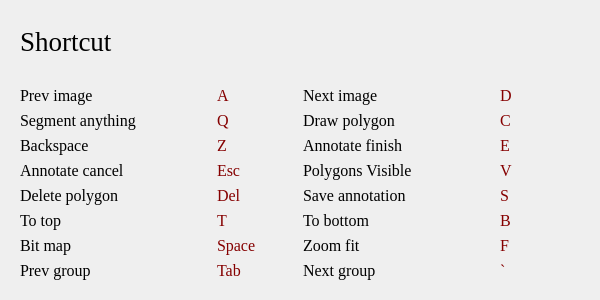
Qt form ISAT/ui/shortcut_dialog.ui (yatengLG/ISAT_with_segment_anything) before a commit.
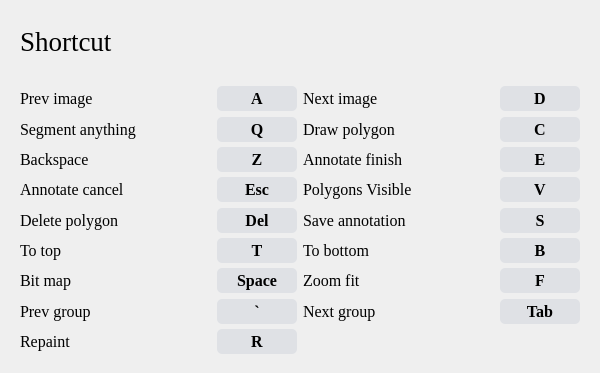
The same form after that commit.

```diff
--- a/ISAT/ui/shortcut_dialog.ui
+++ b/ISAT/ui/shortcut_dialog.ui
@@ -7,7 +7,7 @@
     <x>0</x>
     <y>0</y>
     <width>600</width>
-    <height>300</height>
+    <height>373</height>
    </rect>
   </property>
   <property name="sizePolicy">
@@ -24,8 +24,8 @@
   </property>
   <property name="maximumSize">
    <size>
-    <width>600</width>
-    <height>300</height>
+    <width>1600</width>
+    <height>500</height>
    </size>
   </property>
   <property name="font">
@@ -34,7 +34,7 @@
    </font>
   </property>
   <property name="windowTitle">
-   <string>help</string>
+   <string>Shortcut</string>
   </property>
   <layout class="QVBoxLayout" name="verticalLayout">
    <item>
@@ -85,6 +85,12 @@
      <layout class="QGridLayout" name="gridLayout">
       <item row="0" column="1">
        <widget class="QLabel" name="label_7">
+        <property name="minimumSize">
+         <size>
+          <width>0</width>
+          <height>25</height>
+         </size>
+        </property>
         <property name="maximumSize">
          <size>
           <width>80</width>
@@ -95,52 +101,30 @@
          <font>
           <family>Times New Roman</family>
           <pointsize>12</pointsize>
+          <weight>75</weight>
+          <bold>true</bold>
          </font>
         </property>
         <property name="styleSheet">
-         <string notr="true">color: rgb(133, 0, 0);</string>
+         <string notr="true">background-color: #DFE1E5;
+border-radius :5px;</string>
         </property>
         <property name="text">
          <string>A</string>
         </property>
-       </widget>
-      </item>
-      <item row="0" column="0">
-       <widget class="QLabel" name="label_2">
-        <property name="font">
-         <font>
-          <pointsize>12</pointsize>
-         </font>
-        </property>
-        <property name="text">
-         <string>Prev image</string>
-        </property>
-       </widget>
-      </item>
-      <item row="5" column="1">
-       <widget class="QLabel" name="label_15">
-        <property name="maximumSize">
-         <size>
-          <width>80</width>
-          <height>16777215</height>
-         </size>
-        </property>
-        <property name="font">
-         <font>
-          <family>Times New Roman</family>
-          <pointsize>12</pointsize>
-         </font>
-        </property>
-        <property name="styleSheet">
-         <string notr="true">color: rgb(133, 0, 0);</string>
-        </property>
-        <property name="text">
-         <string>T</string>
+        <property name="alignment">
+         <set>Qt::AlignCenter</set>
         </property>
        </widget>
       </item>
       <item row="0" column="3">
        <widget class="QLabel" name="label_17">
+        <property name="minimumSize">
+         <size>
+          <width>0</width>
+          <height>25</height>
+         </size>
+        </property>
         <property name="maximumSize">
          <size>
           <width>80</width>
@@ -151,64 +135,30 @@
          <font>
           <family>Times New Roman</family>
           <pointsize>12</pointsize>
+          <weight>75</weight>
+          <bold>true</bold>
          </font>
         </property>
         <property name="styleSheet">
-         <string notr="true">color: rgb(133, 0, 0);</string>
+         <string notr="true">background-color: #DFE1E5;
+border-radius :5px;</string>
         </property>
         <property name="text">
          <string>D</string>
         </property>
-       </widget>
-      </item>
-      <item row="6" column="0">
-       <widget class="QLabel" name="label_14">
-        <property name="font">
-         <font>
-          <pointsize>12</pointsize>
-         </font>
-        </property>
-        <property name="text">
-         <string>Bit map</string>
-        </property>
-       </widget>
-      </item>
-      <item row="6" column="1">
-       <widget class="QLabel" name="label_16">
-        <property name="maximumSize">
-         <size>
-          <width>80</width>
-          <height>16777215</height>
-         </size>
-        </property>
-        <property name="font">
-         <font>
-          <family>Times New Roman</family>
-          <pointsize>12</pointsize>
-         </font>
-        </property>
-        <property name="styleSheet">
-         <string notr="true">color: rgb(133, 0, 0);</string>
-        </property>
-        <property name="text">
-         <string>Space</string>
-        </property>
-       </widget>
-      </item>
-      <item row="6" column="2">
-       <widget class="QLabel" name="label_11">
-        <property name="font">
-         <font>
-          <pointsize>12</pointsize>
-         </font>
-        </property>
-        <property name="text">
-         <string>Zoom fit</string>
+        <property name="alignment">
+         <set>Qt::AlignCenter</set>
         </property>
        </widget>
       </item>
       <item row="6" column="3">
        <widget class="QLabel" name="label_21">
+        <property name="minimumSize">
+         <size>
+          <width>0</width>
+          <height>25</height>
+         </size>
+        </property>
         <property name="maximumSize">
          <size>
           <width>80</width>
@@ -219,18 +169,30 @@
          <font>
           <family>Times New Roman</family>
           <pointsize>12</pointsize>
+          <weight>75</weight>
+          <bold>true</bold>
          </font>
         </property>
         <property name="styleSheet">
-         <string notr="true">color: rgb(133, 0, 0);</string>
+         <string notr="true">background-color: #DFE1E5;
+border-radius :5px;</string>
         </property>
         <property name="text">
          <string>F</string>
         </property>
+        <property name="alignment">
+         <set>Qt::AlignCenter</set>
+        </property>
        </widget>
       </item>
       <item row="1" column="2">
        <widget class="QLabel" name="label_5">
+        <property name="minimumSize">
+         <size>
+          <width>0</width>
+          <height>25</height>
+         </size>
+        </property>
         <property name="font">
          <font>
           <pointsize>12</pointsize>
@@ -241,56 +203,14 @@
         </property>
        </widget>
       </item>
-      <item row="1" column="0">
-       <widget class="QLabel" name="label_4">
-        <property name="font">
-         <font>
-          <pointsize>12</pointsize>
-         </font>
-        </property>
-        <property name="text">
-         <string>Segment anything</string>
-        </property>
-       </widget>
-      </item>
-      <item row="5" column="2">
-       <widget class="QLabel" name="label_9">
-        <property name="font">
-         <font>
-          <pointsize>12</pointsize>
-         </font>
-        </property>
-        <property name="text">
-         <string>To bottom</string>
-        </property>
-       </widget>
-      </item>
-      <item row="4" column="0">
-       <widget class="QLabel" name="label_6">
-        <property name="font">
-         <font>
-          <pointsize>12</pointsize>
-         </font>
-        </property>
-        <property name="text">
-         <string>Delete polygon</string>
-        </property>
-       </widget>
-      </item>
-      <item row="4" column="2">
-       <widget class="QLabel" name="label_10">
-        <property name="font">
-         <font>
-          <pointsize>12</pointsize>
-         </font>
-        </property>
-        <property name="text">
-         <string>Save annotation</string>
-        </property>
-       </widget>
-      </item>
       <item row="1" column="3">
        <widget class="QLabel" name="label_18">
+        <property name="minimumSize">
+         <size>
+          <width>0</width>
+          <height>25</height>
+         </size>
+        </property>
         <property name="maximumSize">
          <size>
           <width>80</width>
@@ -301,18 +221,30 @@
          <font>
           <family>Times New Roman</family>
           <pointsize>12</pointsize>
+          <weight>75</weight>
+          <bold>true</bold>
          </font>
         </property>
         <property name="styleSheet">
-         <string notr="true">color: rgb(133, 0, 0);</string>
+         <string notr="true">background-color: #DFE1E5;
+border-radius :5px;</string>
         </property>
         <property name="text">
          <string>C</string>
         </property>
+        <property name="alignment">
+         <set>Qt::AlignCenter</set>
+        </property>
        </widget>
       </item>
       <item row="4" column="3">
        <widget class="QLabel" name="label_19">
+        <property name="minimumSize">
+         <size>
+          <width>0</width>
+          <height>25</height>
+         </size>
+        </property>
         <property name="maximumSize">
          <size>
           <width>80</width>
@@ -323,18 +255,30 @@
          <font>
           <family>Times New Roman</family>
           <pointsize>12</pointsize>
+          <weight>75</weight>
+          <bold>true</bold>
          </font>
         </property>
         <property name="styleSheet">
-         <string notr="true">color: rgb(133, 0, 0);</string>
+         <string notr="true">background-color: #DFE1E5;
+border-radius :5px;</string>
         </property>
         <property name="text">
          <string>S</string>
         </property>
+        <property name="alignment">
+         <set>Qt::AlignCenter</set>
+        </property>
        </widget>
       </item>
       <item row="4" column="1">
        <widget class="QLabel" name="label_13">
+        <property name="minimumSize">
+         <size>
+          <width>0</width>
+          <height>25</height>
+         </size>
+        </property>
         <property name="maximumSize">
          <size>
           <width>80</width>
@@ -345,18 +289,30 @@
          <font>
           <family>Times New Roman</family>
           <pointsize>12</pointsize>
+          <weight>75</weight>
+          <bold>true</bold>
          </font>
         </property>
         <property name="styleSheet">
-         <string notr="true">color: rgb(133, 0, 0);</string>
+         <string notr="true">background-color: #DFE1E5;
+border-radius :5px;</string>
         </property>
         <property name="text">
          <string>Del</string>
         </property>
+        <property name="alignment">
+         <set>Qt::AlignCenter</set>
+        </property>
        </widget>
       </item>
       <item row="1" column="1">
        <widget class="QLabel" name="label_12">
+        <property name="minimumSize">
+         <size>
+          <width>0</width>
+          <height>25</height>
+         </size>
+        </property>
         <property name="maximumSize">
          <size>
           <width>80</width>
@@ -367,18 +323,30 @@
          <font>
           <family>Times New Roman</family>
           <pointsize>12</pointsize>
+          <weight>75</weight>
+          <bold>true</bold>
          </font>
         </property>
         <property name="styleSheet">
-         <string notr="true">color: rgb(133, 0, 0);</string>
+         <string notr="true">background-color: #DFE1E5;
+border-radius :5px;</string>
         </property>
         <property name="text">
          <string>Q</string>
         </property>
+        <property name="alignment">
+         <set>Qt::AlignCenter</set>
+        </property>
        </widget>
       </item>
       <item row="0" column="2">
        <widget class="QLabel" name="label_3">
+        <property name="minimumSize">
+         <size>
+          <width>0</width>
+          <height>25</height>
+         </size>
+        </property>
         <property name="font">
          <font>
           <pointsize>12</pointsize>
@@ -391,6 +359,12 @@
       </item>
       <item row="2" column="0">
        <widget class="QLabel" name="label_22">
+        <property name="minimumSize">
+         <size>
+          <width>0</width>
+          <height>25</height>
+         </size>
+        </property>
         <property name="font">
          <font>
           <pointsize>12</pointsize>
@@ -403,38 +377,68 @@
       </item>
       <item row="2" column="1">
        <widget class="QLabel" name="label_23">
+        <property name="minimumSize">
+         <size>
+          <width>0</width>
+          <height>25</height>
+         </size>
+        </property>
         <property name="font">
          <font>
           <family>Times New Roman</family>
           <pointsize>12</pointsize>
+          <weight>75</weight>
+          <bold>true</bold>
          </font>
         </property>
         <property name="styleSheet">
-         <string notr="true">color: rgb(133, 0, 0);</string>
+         <string notr="true">background-color: #DFE1E5;
+border-radius :5px;</string>
         </property>
         <property name="text">
          <string>Z</string>
         </property>
+        <property name="alignment">
+         <set>Qt::AlignCenter</set>
+        </property>
        </widget>
       </item>
       <item row="2" column="3">
        <widget class="QLabel" name="label_25">
+        <property name="minimumSize">
+         <size>
+          <width>0</width>
+          <height>25</height>
+         </size>
+        </property>
         <property name="font">
          <font>
           <family>Times New Roman</family>
           <pointsize>12</pointsize>
+          <weight>75</weight>
+          <bold>true</bold>
          </font>
         </property>
         <property name="styleSheet">
-         <string notr="true">color: rgb(133, 0, 0);</string>
+         <string notr="true">background-color: #DFE1E5;
+border-radius :5px;</string>
         </property>
         <property name="text">
          <string>E</string>
         </property>
+        <property name="alignment">
+         <set>Qt::AlignCenter</set>
+        </property>
        </widget>
       </item>
       <item row="2" column="2">
        <widget class="QLabel" name="label_24">
+        <property name="minimumSize">
+         <size>
+          <width>0</width>
+          <height>25</height>
+         </size>
+        </property>
         <property name="font">
          <font>
           <pointsize>12</pointsize>
@@ -447,6 +451,12 @@
       </item>
       <item row="3" column="0">
        <widget class="QLabel" name="label_26">
+        <property name="minimumSize">
+         <size>
+          <width>0</width>
+          <height>25</height>
+         </size>
+        </property>
         <property name="font">
          <font>
           <pointsize>12</pointsize>
@@ -459,22 +469,40 @@
       </item>
       <item row="3" column="1">
        <widget class="QLabel" name="label_27">
+        <property name="minimumSize">
+         <size>
+          <width>0</width>
+          <height>25</height>
+         </size>
+        </property>
         <property name="font">
          <font>
           <family>Times New Roman</family>
           <pointsize>12</pointsize>
+          <weight>75</weight>
+          <bold>true</bold>
          </font>
         </property>
         <property name="styleSheet">
-         <string notr="true">color: rgb(133, 0, 0);</string>
+         <string notr="true">background-color: #DFE1E5;
+border-radius :5px;</string>
         </property>
         <property name="text">
          <string>Esc</string>
         </property>
+        <property name="alignment">
+         <set>Qt::AlignCenter</set>
+        </property>
        </widget>
       </item>
       <item row="5" column="0">
        <widget class="QLabel" name="label_8">
+        <property name="minimumSize">
+         <size>
+          <width>0</width>
+          <height>25</height>
+         </size>
+        </property>
         <property name="font">
          <font>
           <pointsize>12</pointsize>
@@ -487,6 +515,12 @@
       </item>
       <item row="3" column="2">
        <widget class="QLabel" name="label_28">
+        <property name="minimumSize">
+         <size>
+          <width>0</width>
+          <height>25</height>
+         </size>
+        </property>
         <property name="text">
          <string>Polygons Visible</string>
         </property>
@@ -494,22 +528,40 @@
       </item>
       <item row="3" column="3">
        <widget class="QLabel" name="label_29">
+        <property name="minimumSize">
+         <size>
+          <width>0</width>
+          <height>25</height>
+         </size>
+        </property>
         <property name="font">
          <font>
           <family>Times New Roman</family>
           <pointsize>12</pointsize>
+          <weight>75</weight>
+          <bold>true</bold>
          </font>
         </property>
         <property name="styleSheet">
-         <string notr="true">color: rgb(133, 0, 0);</string>
+         <string notr="true">background-color: #DFE1E5;
+border-radius :5px;</string>
         </property>
         <property name="text">
          <string>V</string>
         </property>
+        <property name="alignment">
+         <set>Qt::AlignCenter</set>
+        </property>
        </widget>
       </item>
       <item row="5" column="3">
        <widget class="QLabel" name="label_20">
+        <property name="minimumSize">
+         <size>
+          <width>0</width>
+          <height>25</height>
+         </size>
+        </property>
         <property name="maximumSize">
          <size>
           <width>80</width>
@@ -520,18 +572,30 @@
          <font>
           <family>Times New Roman</family>
           <pointsize>12</pointsize>
+          <weight>75</weight>
+          <bold>true</bold>
          </font>
         </property>
         <property name="styleSheet">
-         <string notr="true">color: rgb(133, 0, 0);</string>
+         <string notr="true">background-color: #DFE1E5;
+border-radius :5px;</string>
         </property>
         <property name="text">
          <string>B</string>
         </property>
+        <property name="alignment">
+         <set>Qt::AlignCenter</set>
+        </property>
        </widget>
       </item>
       <item row="7" column="0">
        <widget class="QLabel" name="label_30">
+        <property name="minimumSize">
+         <size>
+          <width>0</width>
+          <height>25</height>
+         </size>
+        </property>
         <property name="text">
          <string>Prev group</string>
         </property>
@@ -539,22 +603,40 @@
       </item>
       <item row="7" column="1">
        <widget class="QLabel" name="label_31">
+        <property name="minimumSize">
+         <size>
+          <width>0</width>
+          <height>25</height>
+         </size>
+        </property>
         <property name="font">
          <font>
           <family>Times New Roman</family>
           <pointsize>12</pointsize>
+          <weight>75</weight>
+          <bold>true</bold>
          </font>
         </property>
         <property name="styleSheet">
-         <string notr="true">color: rgb(133, 0, 0);</string>
+         <string notr="true">background-color: #DFE1E5;
+border-radius :5px;</string>
         </property>
         <property name="text">
-         <string>Tab</string>
+         <string>`</string>
+        </property>
+        <property name="alignment">
+         <set>Qt::AlignCenter</set>
         </property>
        </widget>
       </item>
       <item row="7" column="2">
        <widget class="QLabel" name="label_32">
+        <property name="minimumSize">
+         <size>
+          <width>0</width>
+          <height>25</height>
+         </size>
+        </property>
         <property name="text">
          <string>Next group</string>
         </property>
@@ -562,17 +644,264 @@
       </item>
       <item row="7" column="3">
        <widget class="QLabel" name="label_33">
+        <property name="minimumSize">
+         <size>
+          <width>0</width>
+          <height>25</height>
+         </size>
+        </property>
         <property name="font">
          <font>
           <family>Times New Roman</family>
           <pointsize>12</pointsize>
+          <weight>75</weight>
+          <bold>true</bold>
          </font>
         </property>
         <property name="styleSheet">
-         <string notr="true">color: rgb(133, 0, 0);</string>
+         <string notr="true">background-color: #DFE1E5;
+border-radius :5px;</string>
         </property>
         <property name="text">
-         <string>`</string>
+         <string>Tab</string>
+        </property>
+        <property name="alignment">
+         <set>Qt::AlignCenter</set>
+        </property>
+       </widget>
+      </item>
+      <item row="5" column="1">
+       <widget class="QLabel" name="label_15">
+        <property name="minimumSize">
+         <size>
+          <width>0</width>
+          <height>25</height>
+         </size>
+        </property>
+        <property name="maximumSize">
+         <size>
+          <width>80</width>
+          <height>16777215</height>
+         </size>
+        </property>
+        <property name="font">
+         <font>
+          <family>Times New Roman</family>
+          <pointsize>12</pointsize>
+          <weight>75</weight>
+          <bold>true</bold>
+         </font>
+        </property>
+        <property name="styleSheet">
+         <string notr="true">background-color: #DFE1E5;
+border-radius :5px;</string>
+        </property>
+        <property name="text">
+         <string>T</string>
+        </property>
+        <property name="alignment">
+         <set>Qt::AlignCenter</set>
+        </property>
+       </widget>
+      </item>
+      <item row="0" column="0">
+       <widget class="QLabel" name="label_2">
+        <property name="minimumSize">
+         <size>
+          <width>0</width>
+          <height>25</height>
+         </size>
+        </property>
+        <property name="font">
+         <font>
+          <pointsize>12</pointsize>
+         </font>
+        </property>
+        <property name="text">
+         <string>Prev image</string>
+        </property>
+       </widget>
+      </item>
+      <item row="6" column="0">
+       <widget class="QLabel" name="label_14">
+        <property name="minimumSize">
+         <size>
+          <width>0</width>
+          <height>25</height>
+         </size>
+        </property>
+        <property name="font">
+         <font>
+          <pointsize>12</pointsize>
+         </font>
+        </property>
+        <property name="text">
+         <string>Bit map</string>
+        </property>
+       </widget>
+      </item>
+      <item row="1" column="0">
+       <widget class="QLabel" name="label_4">
+        <property name="minimumSize">
+         <size>
+          <width>0</width>
+          <height>25</height>
+         </size>
+        </property>
+        <property name="font">
+         <font>
+          <pointsize>12</pointsize>
+         </font>
+        </property>
+        <property name="text">
+         <string>Segment anything</string>
+        </property>
+       </widget>
+      </item>
+      <item row="5" column="2">
+       <widget class="QLabel" name="label_9">
+        <property name="minimumSize">
+         <size>
+          <width>0</width>
+          <height>25</height>
+         </size>
+        </property>
+        <property name="font">
+         <font>
+          <pointsize>12</pointsize>
+         </font>
+        </property>
+        <property name="text">
+         <string>To bottom</string>
+        </property>
+       </widget>
+      </item>
+      <item row="6" column="1">
+       <widget class="QLabel" name="label_16">
+        <property name="minimumSize">
+         <size>
+          <width>0</width>
+          <height>25</height>
+         </size>
+        </property>
+        <property name="maximumSize">
+         <size>
+          <width>80</width>
+          <height>16777215</height>
+         </size>
+        </property>
+        <property name="font">
+         <font>
+          <family>Times New Roman</family>
+          <pointsize>12</pointsize>
+          <weight>75</weight>
+          <bold>true</bold>
+         </font>
+        </property>
+        <property name="styleSheet">
+         <string notr="true">background-color: #DFE1E5;
+border-radius :5px;</string>
+        </property>
+        <property name="text">
+         <string>Space</string>
+        </property>
+        <property name="alignment">
+         <set>Qt::AlignCenter</set>
+        </property>
+       </widget>
+      </item>
+      <item row="6" column="2">
+       <widget class="QLabel" name="label_11">
+        <property name="minimumSize">
+         <size>
+          <width>0</width>
+          <height>25</height>
+         </size>
+        </property>
+        <property name="font">
+         <font>
+          <pointsize>12</pointsize>
+         </font>
+        </property>
+        <property name="text">
+         <string>Zoom fit</string>
+        </property>
+       </widget>
+      </item>
+      <item row="4" column="0">
+       <widget class="QLabel" name="label_6">
+        <property name="minimumSize">
+         <size>
+          <width>0</width>
+          <height>25</height>
+         </size>
+        </property>
+        <property name="font">
+         <font>
+          <pointsize>12</pointsize>
+         </font>
+        </property>
+        <property name="text">
+         <string>Delete polygon</string>
+        </property>
+       </widget>
+      </item>
+      <item row="4" column="2">
+       <widget class="QLabel" name="label_10">
+        <property name="minimumSize">
+         <size>
+          <width>0</width>
+          <height>25</height>
+         </size>
+        </property>
+        <property name="font">
+         <font>
+          <pointsize>12</pointsize>
+         </font>
+        </property>
+        <property name="text">
+         <string>Save annotation</string>
+        </property>
+       </widget>
+      </item>
+      <item row="8" column="0">
+       <widget class="QLabel" name="label_34">
+        <property name="minimumSize">
+         <size>
+          <width>0</width>
+          <height>25</height>
+         </size>
+        </property>
+        <property name="text">
+         <string>Repaint</string>
+        </property>
+       </widget>
+      </item>
+      <item row="8" column="1">
+       <widget class="QLabel" name="label_35">
+        <property name="minimumSize">
+         <size>
+          <width>0</width>
+          <height>25</height>
+         </size>
+        </property>
+        <property name="font">
+         <font>
+          <family>Times New Roman</family>
+          <pointsize>12</pointsize>
+          <weight>75</weight>
+          <bold>true</bold>
+         </font>
+        </property>
+        <property name="styleSheet">
+         <string notr="true">background-color: #DFE1E5;
+border-radius :5px;</string>
+        </property>
+        <property name="text">
+         <string>R</string>
+        </property>
+        <property name="alignment">
+         <set>Qt::AlignCenter</set>
         </property>
        </widget>
       </item>
```
